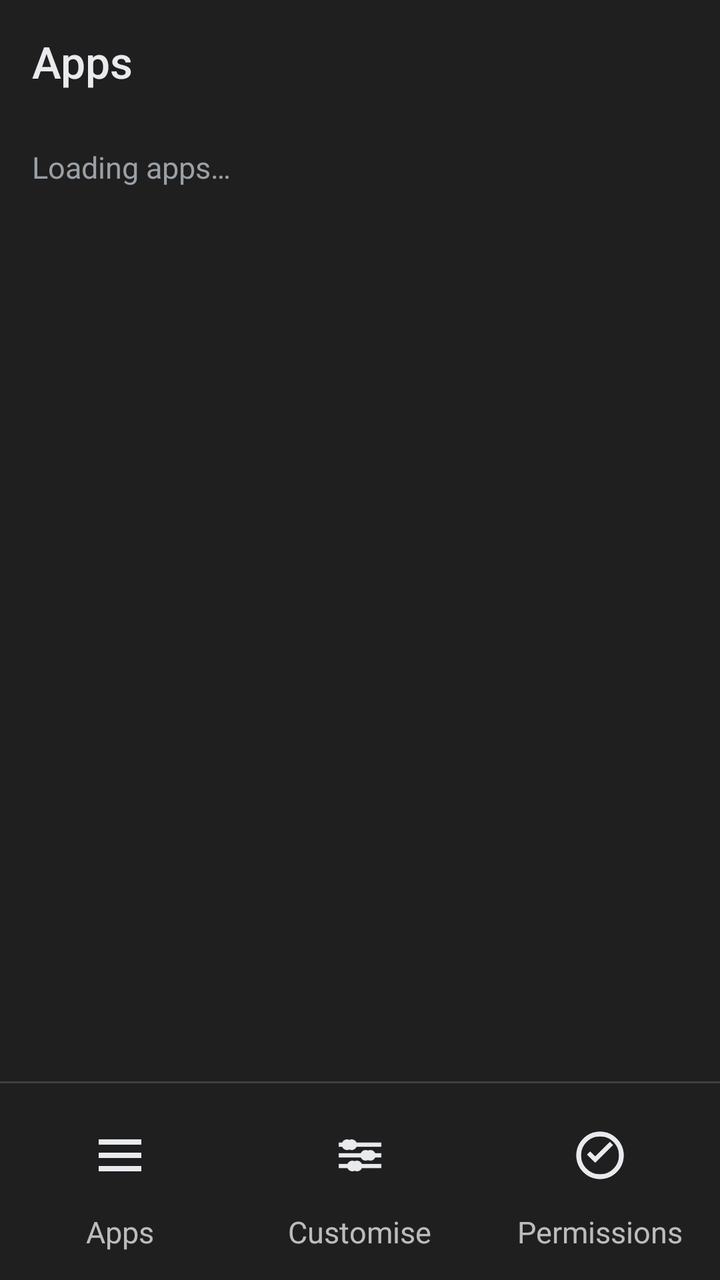
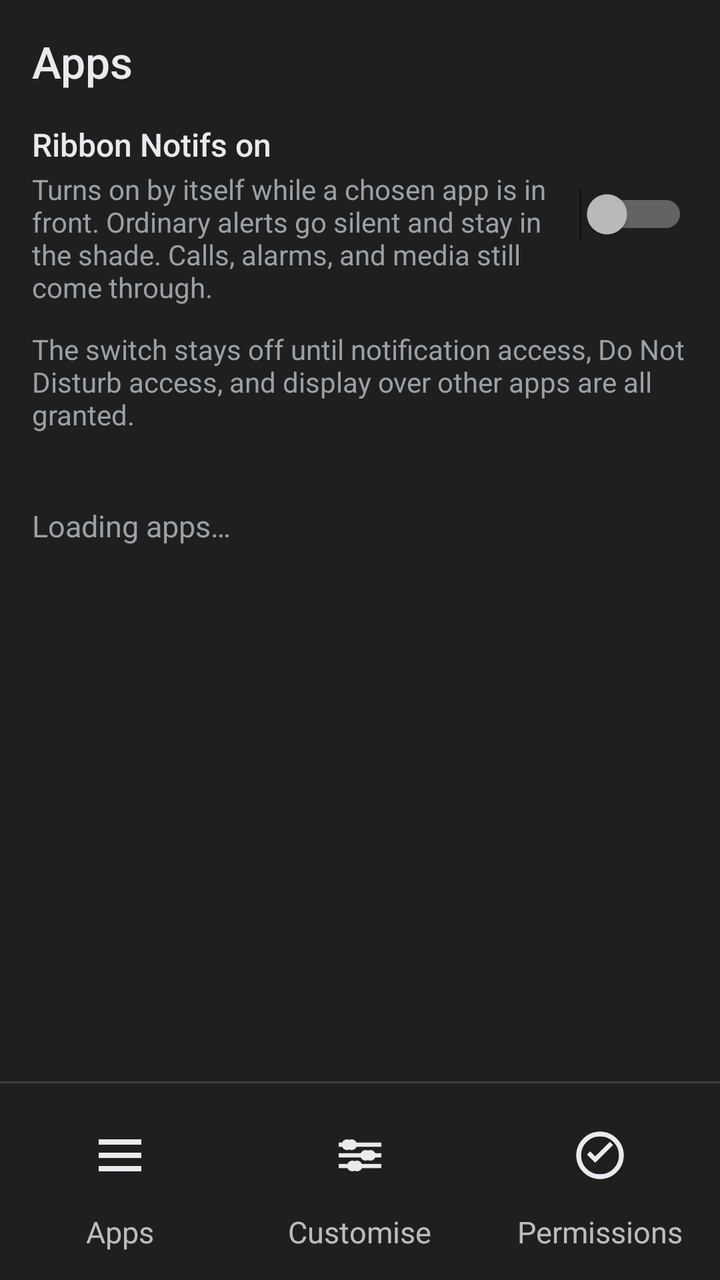

Two renders of the same Android screen: before a commit and after it. Below are the layout's source before the change and the commit's diff.
<!-- AndroidManifest.xml: application theme Theme.Ticker -->
<!-- res/layout/activity_apps.xml -->
<?xml version="1.0" encoding="utf-8"?>
<LinearLayout xmlns:android="http://schemas.android.com/apk/res/android"
    android:id="@+id/apps_root"
    android:layout_width="match_parent"
    android:layout_height="match_parent"
    android:background="@color/paper"
    android:orientation="vertical">

    <TextView
        android:layout_width="match_parent"
        android:layout_height="wrap_content"
        android:fontFamily="sans-serif-medium"
        android:paddingStart="16dp"
        android:paddingTop="16dp"
        android:paddingEnd="16dp"
        android:paddingBottom="4dp"
        android:text="@string/tab_apps"
        android:textColor="@color/ink"
        android:textSize="22sp" />

    <FrameLayout
        android:layout_width="match_parent"
        android:layout_height="0dp"
        android:layout_weight="1">

        <ListView
            android:id="@+id/app_list"
            android:layout_width="match_parent"
            android:layout_height="match_parent"
            android:clipToPadding="false"
            android:divider="@color/divider"
            android:dividerHeight="1dp"
            android:listSelector="@android:color/transparent" />

        <TextView
            android:id="@+id/empty"
            android:layout_width="match_parent"
            android:layout_height="wrap_content"
            android:paddingStart="16dp"
            android:paddingTop="24dp"
            android:paddingEnd="16dp"
            android:text="@string/loading_apps"
            android:textColor="@color/muted"
            android:textSize="15sp" />
    </FrameLayout>

    <include layout="@layout/bar_tabs" />
</LinearLayout>
<!-- res/layout/bar_tabs.xml (included above) -->
<?xml version="1.0" encoding="utf-8"?>
<LinearLayout xmlns:android="http://schemas.android.com/apk/res/android"
    android:id="@+id/tab_bar"
    android:layout_width="match_parent"
    android:layout_height="wrap_content"
    android:background="@color/paper"
    android:orientation="vertical">

    <View
        android:layout_width="match_parent"
        android:layout_height="1dp"
        android:background="@color/divider" />

    <LinearLayout
        android:layout_width="match_parent"
        android:layout_height="wrap_content"
        android:orientation="horizontal"
        android:paddingTop="12dp"
        android:paddingBottom="14dp">

        <LinearLayout
            android:id="@+id/tab_apps"
            android:layout_width="0dp"
            android:layout_height="wrap_content"
            android:layout_weight="1"
            android:background="?android:attr/selectableItemBackground"
            android:clickable="true"
            android:contentDescription="@string/tab_apps"
            android:focusable="true"
            android:gravity="center_horizontal"
            android:orientation="vertical">

            <FrameLayout
                android:id="@+id/tab_apps_pill"
                android:layout_width="96dp"
                android:layout_height="48dp">

                <ImageView
                    android:id="@+id/tab_apps_icon"
                    android:layout_width="32dp"
                    android:layout_height="32dp"
                    android:layout_gravity="center"
                    android:contentDescription="@null"
                    android:importantForAccessibility="no"
                    android:src="@drawable/ic_tab_apps" />
            </FrameLayout>

            <TextView
                android:id="@+id/tab_apps_label"
                android:layout_width="wrap_content"
                android:layout_height="wrap_content"
                android:layout_marginTop="4dp"
                android:text="@string/tab_apps"
                android:textSize="15sp" />
        </LinearLayout>

        <LinearLayout
            android:id="@+id/tab_appearance"
            android:layout_width="0dp"
            android:layout_height="wrap_content"
            android:layout_weight="1"
            android:background="?android:attr/selectableItemBackground"
            android:clickable="true"
            android:contentDescription="@string/tab_appearance"
            android:focusable="true"
            android:gravity="center_horizontal"
            android:orientation="vertical">

            <FrameLayout
                android:id="@+id/tab_appearance_pill"
                android:layout_width="96dp"
                android:layout_height="48dp">

                <ImageView
                    android:id="@+id/tab_appearance_icon"
                    android:layout_width="32dp"
                    android:layout_height="32dp"
                    android:layout_gravity="center"
                    android:contentDescription="@null"
                    android:importantForAccessibility="no"
                    android:src="@drawable/ic_tab_appearance" />
            </FrameLayout>

            <TextView
                android:id="@+id/tab_appearance_label"
                android:layout_width="wrap_content"
                android:layout_height="wrap_content"
                android:layout_marginTop="4dp"
                android:text="@string/tab_appearance"
                android:textSize="15sp" />
        </LinearLayout>

        <LinearLayout
            android:id="@+id/tab_permissions"
            android:layout_width="0dp"
            android:layout_height="wrap_content"
            android:layout_weight="1"
            android:background="?android:attr/selectableItemBackground"
            android:clickable="true"
            android:contentDescription="@string/tab_permissions"
            android:focusable="true"
            android:gravity="center_horizontal"
            android:orientation="vertical">

            <FrameLayout
                android:id="@+id/tab_permissions_pill"
                android:layout_width="96dp"
                android:layout_height="48dp">

                <ImageView
                    android:id="@+id/tab_permissions_icon"
                    android:layout_width="32dp"
                    android:layout_height="32dp"
                    android:layout_gravity="center"
                    android:contentDescription="@null"
                    android:importantForAccessibility="no"
                    android:src="@drawable/ic_tab_permissions" />
            </FrameLayout>

            <TextView
                android:id="@+id/tab_permissions_label"
                android:layout_width="wrap_content"
                android:layout_height="wrap_content"
                android:layout_marginTop="4dp"
                android:text="@string/tab_permissions"
                android:textSize="15sp" />
        </LinearLayout>
    </LinearLayout>
</LinearLayout>
<!-- resources referenced by this layout -->
<resources>
  <color name="divider">#3C4043</color>
  <color name="ink">#E8EAED</color>
  <color name="muted">#9AA0A6</color>
  <color name="paper">#1F1F1F</color>
  <!-- drawable ic_tab_appearance (drawable) -->
  <?xml version="1.0" encoding="utf-8"?>
  <vector xmlns:android="http://schemas.android.com/apk/res/android"
      android:width="24dp"
      android:height="24dp"
      android:viewportWidth="24"
      android:viewportHeight="24">
      <path
          android:fillColor="#E8EAED"
          android:pathData="M4,7.2h16v1.6H4z M4,11.2h16v1.6H4z M4,15.2h16v1.6H4z" />
      <path
          android:fillColor="#E8EAED"
          android:pathData="M8,6.2a2,2 0,1 1,0 3.6a2,2 0,1 1,0 -3.6z M15,10.2a2,2 0,1 1,0 3.6a2,2 0,1 1,0 -3.6z M10,14.2a2,2 0,1 1,0 3.6a2,2 0,1 1,0 -3.6z" />
  </vector>
  <!-- drawable ic_tab_apps (drawable) -->
  <?xml version="1.0" encoding="utf-8"?>
  <vector xmlns:android="http://schemas.android.com/apk/res/android"
      android:width="24dp"
      android:height="24dp"
      android:viewportWidth="24"
      android:viewportHeight="24">
      <path
          android:fillColor="#E8EAED"
          android:pathData="M4,6h16v2H4z M4,11h16v2H4z M4,16h16v2H4z" />
  </vector>
  <!-- drawable ic_tab_permissions (drawable) -->
  <?xml version="1.0" encoding="utf-8"?>
  <vector xmlns:android="http://schemas.android.com/apk/res/android"
      android:width="24dp"
      android:height="24dp"
      android:viewportWidth="24"
      android:viewportHeight="24">
      <path
          android:fillColor="#00000000"
          android:pathData="M12,4a8,8 0,1 1,0 16a8,8 0,1 1,0 -16z"
          android:strokeColor="#E8EAED"
          android:strokeWidth="1.8" />
      <path
          android:fillColor="#E8EAED"
          android:pathData="M10.2,12.4 L8.3,10.5 L7.1,11.7 L10.2,14.8 L16.9,8.1 L15.7,6.9 Z" />
  </vector>
  <string name="loading_apps">Loading apps…</string>
  <string name="tab_appearance">Customise</string>
  <string name="tab_apps">Apps</string>
  <string name="tab_permissions">Permissions</string>
  <style name="Theme.Ticker" parent="android:Theme.Material.NoActionBar">
          <item name="android:colorPrimary">@color/accent</item>
          <item name="android:colorAccent">@color/accent</item>
          <item name="android:colorControlActivated">@color/accent</item>
          <item name="android:statusBarColor">@color/paper</item>
          <item name="android:navigationBarColor">@color/paper</item>
          <item name="android:windowLightStatusBar">false</item>
          <item name="android:windowLightNavigationBar">false</item>
          <item name="android:windowBackground">@color/paper</item>
          <item name="android:textColorPrimary">@color/ink</item>
          <item name="android:textColorSecondary">@color/muted</item>
          <item name="android:textColorHint">@color/muted</item>
          <item name="android:forceDarkAllowed">false</item>
      </style>
  <color name="accent">#8AB4F8</color>
</resources>

<!-- the commit's change to res/layout/activity_apps.xml (unified diff, before → after) -->
@@ -17,6 +17,59 @@
         android:text="@string/tab_apps"
         android:textColor="@color/ink"
         android:textSize="22sp" />
+
+    <LinearLayout
+        android:layout_width="match_parent"
+        android:layout_height="wrap_content"
+        android:gravity="center_vertical"
+        android:minHeight="72dp"
+        android:orientation="horizontal"
+        android:paddingStart="16dp"
+        android:paddingTop="12dp"
+        android:paddingEnd="16dp"
+        android:paddingBottom="12dp">
+
+        <LinearLayout
+            android:layout_width="0dp"
+            android:layout_height="wrap_content"
+            android:layout_marginEnd="16dp"
+            android:layout_weight="1"
+            android:orientation="vertical">
+
+            <TextView
+                android:layout_width="match_parent"
+                android:layout_height="wrap_content"
+                android:fontFamily="sans-serif-medium"
+                android:text="@string/master_label"
+                android:textColor="@color/ink"
+                android:textSize="16sp" />
+
+            <TextView
+                android:layout_width="match_parent"
+                android:layout_height="wrap_content"
+                android:layout_marginTop="2dp"
+                android:text="@string/master_summary"
+                android:textColor="@color/muted"
+                android:textSize="14sp" />
+        </LinearLayout>
+
+        <Switch
+            android:id="@+id/master_switch"
+            android:layout_width="wrap_content"
+            android:layout_height="wrap_content"
+            android:contentDescription="@string/master_label" />
+    </LinearLayout>
+
+    <TextView
+        android:id="@+id/master_blocked"
+        android:layout_width="match_parent"
+        android:layout_height="wrap_content"
+        android:paddingStart="16dp"
+        android:paddingEnd="16dp"
+        android:paddingBottom="12dp"
+        android:text="@string/master_blocked"
+        android:textColor="@color/muted"
+        android:textSize="14sp" />
 
     <FrameLayout
         android:layout_width="match_parent"
<!-- resource entries referenced after the edit -->
@@ -46,6 +46,9 @@
           android:pathData="M10.2,12.4 L8.3,10.5 L7.1,11.7 L10.2,14.8 L16.9,8.1 L15.7,6.9 Z" />
   </vector>
   <string name="loading_apps">Loading apps…</string>
+  <string name="master_blocked">The switch stays off until notification access, Do Not Disturb access, and display over other apps are all granted.</string>
+  <string name="master_label">Ribbon Notifs on</string>
+  <string name="master_summary">Turns on by itself while a chosen app is in front. Ordinary alerts go silent and stay in the shade. Calls, alarms, and media still come through.</string>
   <string name="tab_appearance">Customise</string>
   <string name="tab_apps">Apps</string>
   <string name="tab_permissions">Permissions</string>
